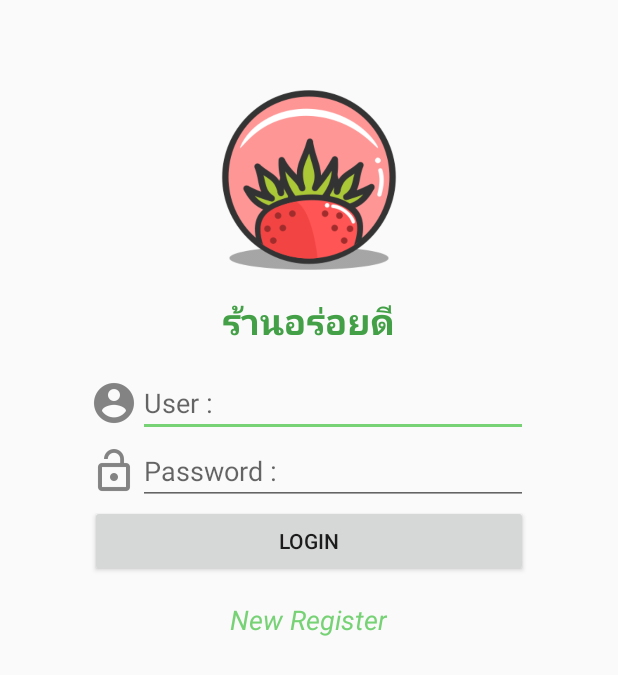
After one commit to sabahoo55/SSTservice, an Android app: the layout fragment_main.xml on its own in the app's theme, with its tools: preview values and no code run, on a phone screen of 412 x 824 dp. The commit adds this screen. Shown: the top 675 px of the screen. Run offline under Robolectric (Android 15) with nearby library versions, the phone set to English and light mode, and no system bars.

Commit message:
Design UI Main Finish

```diff
--- /dev/null
+++ b/app/src/main/res/layout/fragment_main.xml
@@ -0,0 +1,92 @@
+<?xml version="1.0" encoding="utf-8"?>
+<LinearLayout xmlns:android="http://schemas.android.com/apk/res/android"
+    android:orientation="vertical" android:layout_width="match_parent"
+    android:layout_height="match_parent">
+    <!--Content-->
+
+    <LinearLayout
+        android:padding="@dimen/padding"
+        android:orientation="vertical"
+        android:layout_margin="@dimen/margin"
+        android:layout_width="match_parent"
+        android:layout_height="wrap_content">
+
+    <!--Logo-->
+     <ImageView
+         android:src="@drawable/logo"
+         android:layout_gravity="center_horizontal"
+         android:layout_width="@dimen/logo"
+         android:layout_height="@dimen/logo" />
+    <!--Add name-->
+     <TextView
+         android:layout_marginBottom="@dimen/margin2"
+         android:layout_marginTop="@dimen/margin2"
+         android:textColor="@color/colorPrimary"
+         android:layout_gravity="center_horizontal"
+         android:textStyle="bold"
+         android:text="@string/title_thai"
+         android:textSize="@dimen/h1"
+         android:layout_width="wrap_content"
+         android:layout_height="wrap_content" />
+    <!--User-->
+    <LinearLayout
+        android:orientation="horizontal"
+        android:layout_width="match_parent"
+        android:layout_height="wrap_content">
+
+        <!--Icon-->
+        <ImageView
+            android:layout_gravity="center_vertical"
+            android:src="@drawable/ic_action_user"
+            android:layout_width="wrap_content"
+            android:layout_height="wrap_content" />
+     <!--Texfield-->
+        <EditText
+            android:textColor="@color/colorPrimaryDark"
+            android:inputType="text"
+            android:hint="@string/user"
+            android:layout_width="match_parent"
+            android:layout_height="wrap_content" />
+
+    </LinearLayout>
+    <!--Password   -->
+        <LinearLayout
+            android:orientation="horizontal"
+            android:layout_width="match_parent"
+            android:layout_height="wrap_content">
+            <!--Icon-->
+            <ImageView
+                android:layout_gravity="center_vertical"
+                android:src="@drawable/ic_action_password"
+                android:layout_width="wrap_content"
+                android:layout_height="wrap_content" />
+            <!--Texfield-->
+            <EditText
+                android:textColor="@color/colorPrimaryDark"
+                android:inputType="textPassword"
+                android:hint="@string/pass"
+                android:layout_width="match_parent"
+                android:layout_height="wrap_content" />
+
+        </LinearLayout>
+    <!--Login Button-->
+    <Button
+        android:text="@string/login"
+        android:layout_width="match_parent"
+        android:layout_height="wrap_content" />
+
+    <!--New Regis-->
+        <TextView
+            android:layout_marginTop="@dimen/margin2"
+            android:textStyle="italic"
+            android:textColor="@color/colorAccent"
+            android:layout_gravity="center_horizontal"
+            android:text="@string/register"
+            android:textSize="@dimen/h2"
+            android:layout_width="wrap_content"
+            android:layout_height="wrap_content" />
+
+    </LinearLayout>
+
+
+</LinearLayout>
--- a/app/src/main/res/values/colors.xml
+++ b/app/src/main/res/values/colors.xml
@@ -1,6 +1,6 @@
 <?xml version="1.0" encoding="utf-8"?>
 <resources>
-    <color name="colorPrimary">#3F51B5</color>
-    <color name="colorPrimaryDark">#303F9F</color>
-    <color name="colorAccent">#FF4081</color>
+    <color name="colorPrimary">#43a047</color>
+    <color name="colorPrimaryDark">#00701a</color>
+    <color name="colorAccent">#76d275</color>
 </resources>
--- /dev/null
+++ b/app/src/main/res/values/dimens.xml
@@ -0,0 +1,11 @@
+<?xml version="1.0" encoding="utf-8"?>
+<resources>
+    <dimen name="margin">40dp</dimen>
+    <dimen name="h1">24sp</dimen>
+    <dimen name="h2">18sp</dimen>
+    <dimen name="logo">120dp</dimen>
+    <dimen name="padding">20dp</dimen>
+
+    <dimen name="margin2">16dp</dimen>
+
+</resources>
--- a/app/src/main/res/values/strings.xml
+++ b/app/src/main/res/values/strings.xml
@@ -1,3 +1,11 @@
 <resources>
     <string name="app_name">SST service</string>
+    <string name="title_thai">ร้านอร่อยดี</string>
+    <string name="user">User :</string>
+    <string name="pass">Password :</string>
+    <string name="name">Name :</string>
+    <string name="login">Login</string>
+    <string name="register">New Register</string>
+
+
 </resources>
--- a/app/src/main/res/values/styles.xml
+++ b/app/src/main/res/values/styles.xml
@@ -1,7 +1,7 @@
 <resources>
 
     <!-- Base application theme. -->
-    <style name="AppTheme" parent="Theme.AppCompat.Light.DarkActionBar">
+    <style name="AppTheme" parent="Theme.AppCompat.Light.NoActionBar">
         <!-- Customize your theme here. -->
         <item name="colorPrimary">@color/colorPrimary</item>
         <item name="colorPrimaryDark">@color/colorPrimaryDark</item>
```
Also changed, not shown: app/src/main/res/drawable-hdpi/ic_action_password.png (added), app/src/main/res/drawable-hdpi/ic_action_user.png (added), app/src/main/res/drawable-mdpi/ic_action_password.png (added), app/src/main/res/drawable-mdpi/ic_action_user.png (added), app/src/main/res/drawable-xhdpi/ic_action_password.png (added), app/src/main/res/drawable-xhdpi/ic_action_user.png (added), app/src/main/res/drawable-xxhdpi/ic_action_password.png (added), app/src/main/res/drawable-xxhdpi/ic_action_user.png (added), app/src/main/res/drawable/logo.png (added).
